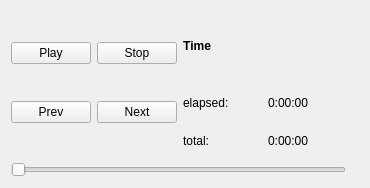
First picture: the form in utilities/presentation/audio/presentationaudiowidget.ui, repository KDE/digikam, before the edit.
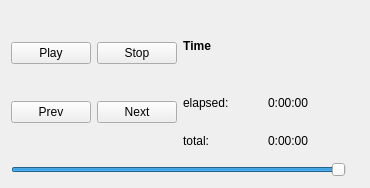
Second picture: the form after the edit.

Commit message: various fixes in the presentation audio widget

The edit to the form file:
```diff
--- a/utilities/presentation/audio/presentationaudiowidget.ui
+++ b/utilities/presentation/audio/presentationaudiowidget.ui
@@ -112,6 +112,9 @@
        <property name="maximum">
         <number>100</number>
        </property>
+       <property name="value">
+        <number>100</number>
+       </property>
        <property name="orientation">
         <enum>Qt::Horizontal</enum>
        </property>
```
The commit also changes 2 other files.
